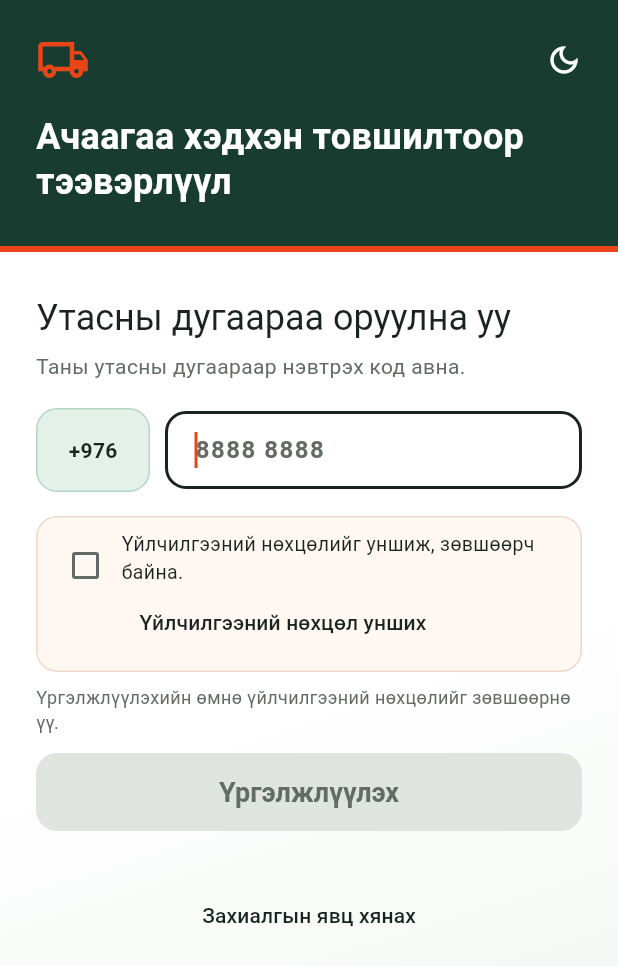
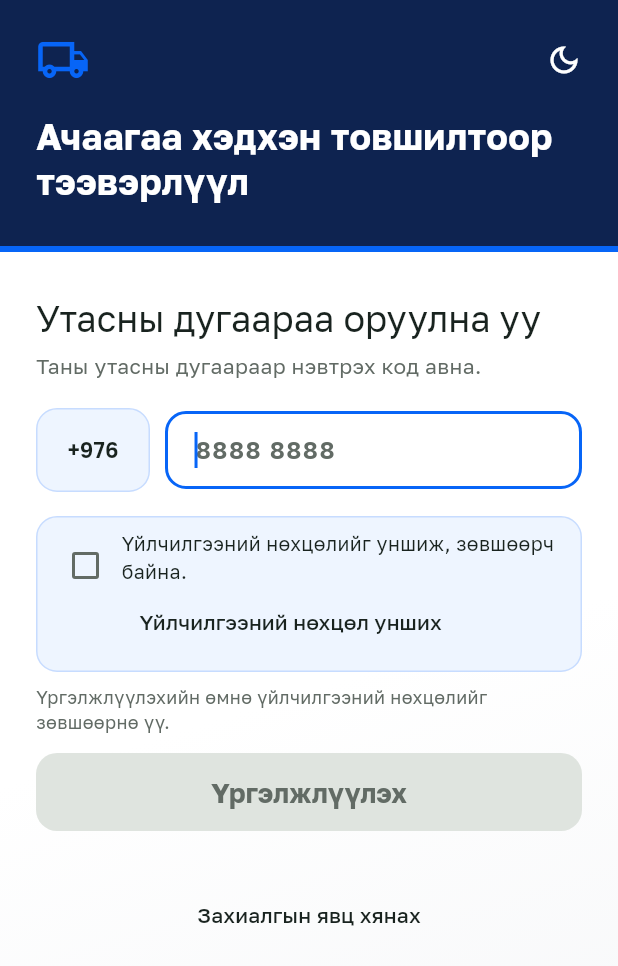
Before and after one commit to AchaaGo/AchaaGo, a Flutter app: the screen it shows after launch, on a phone screen of 412 x 824 dp. Shown: the top 966 px of the screen. Run offline on Flutter 3.47's test engine with Material 3 defaults, Android fonts, the phone set to English and light mode, and no system bars; our stand-ins replace flutter_secure_storage, geolocator, google_maps_flutter; accounts and stored records are empty.

Commit message:
Match mobile booking to the deployed web design and quote flow

```diff
--- a/apps/mobile/lib/l10n/strings.dart
+++ b/apps/mobile/lib/l10n/strings.dart
@@ -38,6 +38,12 @@ class Strings {
   static const searchPrompt = 'Хаашаа ачих вэ?';
   static const routeSearchHelp =
       'Хүргэх хаягаа хайх эсвэл газрын зураг дээр сонгоно уу.';
+  static const pickupSearchHelp =
+      'Авах хаягаа хайх эсвэл газрын зураг дээр сонгоно уу.';
+  static const selectedPickup = 'Сонгосон авах хаяг';
+  static const selectedDestination = 'Сонгосон хүргэх хаяг';
+  static const quoteLoading = 'Хаяг, үнийг шинэчилж байна…';
+  static const clearAddress = 'Хаяг арилгах';
   static const pickupTab = 'Авах газар';
   static const dropoffTab = 'Хүргэх газар';
   static const startingPricePrefix = 'Эхлэх үнэ ';
--- a/apps/mobile/lib/theme/app_theme.dart
+++ b/apps/mobile/lib/theme/app_theme.dart
@@ -1,4 +1,8 @@
 import 'package:flutter/material.dart';
+
+const brandNavy = Color(0xFF0E2350);
+const brandBlue = Color(0xFF0765F7);
+const destinationOrange = Color(0xFFFE6E01);
 
 /// The customer web tokens in apps/web/src/app/globals.css, light and dark.
 /// Screens read them with `context.palette` so they follow the active theme
@@ -6,7 +10,7 @@ import 'package:flutter/material.dart';
 ///
 /// Names match the CSS custom properties: `ink` is the text colour (it turns
 /// light in the dark theme), while `solidInk` and `inkDeep` stay dark in both
-/// themes for panels and icon tiles. `accent` is the orange brand colour and
+/// themes for panels and icon tiles. `accent` is the blue brand colour and
 /// `onBrand` the text on it.
 @immutable
 class AppPalette extends ThemeExtension<AppPalette> {
@@ -56,44 +60,44 @@ class AppPalette extends ThemeExtension<AppPalette> {
 
   static const light = AppPalette(
     ink: Color(0xFF19231F),
-    inkDeep: Color(0xFF183D30),
-    solidInk: Color(0xFF19231F),
-    ground: Color(0xFFF6F8F5),
+    inkDeep: brandNavy,
+    solidInk: brandNavy,
+    ground: Color(0xFFF5F6F8),
     surface: Color(0xFFFFFFFF),
-    accent: Color(0xFFE84616),
-    accentHover: Color(0xFFCC3B10),
-    accentSoft: Color(0xFFFFF7F2),
+    accent: brandBlue,
+    accentHover: Color(0xFF0554D1),
+    accentSoft: Color(0xFFEEF5FF),
     onBrand: Color(0xFFFFFFFF),
     line: Color(0xFFDFE4DF),
     lineStrong: Color(0xFFDFE4DF),
     muted: Color(0xFF626B65),
-    mint: Color(0xFFB1D6C3),
-    mintSoft: Color(0xFFE4F1E8),
+    mint: Color(0xFFC7DCFF),
+    mintSoft: Color(0xFFEEF5FF),
     error: Color(0xFFB42318),
     errorBg: Color(0xFFFFF4F1),
-    entryEnd: Color(0xFFEEF5EF),
-    termsLine: Color(0xFFF1D7C8),
+    entryEnd: Color(0xFFF5F6F8),
+    termsLine: Color(0xFFC7DCFF),
   );
 
   static const dark = AppPalette(
-    ink: Color(0xFFEDF3EF),
-    inkDeep: Color(0xFF183D30),
-    solidInk: Color(0xFF10271F),
-    ground: Color(0xFF101814),
-    surface: Color(0xFF1C2922),
-    accent: Color(0xFFE84616),
-    accentHover: Color(0xFFFF9B78),
-    accentSoft: Color(0xFF35251E),
+    ink: Color(0xFFEDF1F7),
+    inkDeep: brandNavy,
+    solidInk: brandNavy,
+    ground: Color(0xFF111827),
+    surface: Color(0xFF1E2736),
+    accent: brandBlue,
+    accentHover: Color(0xFF0554D1),
+    accentSoft: Color(0xFF162E53),
     onBrand: Color(0xFFFFFFFF),
-    line: Color(0xFF394A40),
-    lineStrong: Color(0xFF607568),
-    muted: Color(0xFFB7C5BD),
-    mint: Color(0xFFB1D6C3),
-    mintSoft: Color(0xFF253F32),
+    line: Color(0xFF3C4656),
+    lineStrong: Color(0xFF64748B),
+    muted: Color(0xFFBAC5D6),
+    mint: Color(0xFFC7DCFF),
+    mintSoft: Color(0xFF162E53),
     error: Color(0xFFFFB4A8),
     errorBg: Color(0xFF3B2220),
-    entryEnd: Color(0xFF14241B),
-    termsLine: Color(0xFF765341),
+    entryEnd: Color(0xFF111827),
+    termsLine: Color(0xFF375784),
   );
 
   @override
@@ -133,12 +137,14 @@ extension AppPaletteContext on BuildContext {
   AppPalette get palette {
     final theme = Theme.of(this);
     return theme.extension<AppPalette>() ??
-        (theme.brightness == Brightness.dark ? AppPalette.dark : AppPalette.light);
+        (theme.brightness == Brightness.dark
+            ? AppPalette.dark
+            : AppPalette.light);
   }
 }
 
-/// Shadow under bottom sheets: `0 -8px 28px #183d3024` on the web.
-const sheetShadowColor = Color(0x24183D30);
+/// The deployed web's navy shadow under customer sheets.
+const sheetShadowColor = Color(0x240E2350);
 
 ThemeData buildAppTheme(Brightness brightness) {
   final p = brightness == Brightness.dark ? AppPalette.dark : AppPalette.light;
@@ -160,12 +166,15 @@ ThemeData buildAppTheme(Brightness brightness) {
   );
   final base = ThemeData(
     useMaterial3: true,
+    fontFamily: 'Golos Text',
     colorScheme: scheme,
     scaffoldBackgroundColor: p.ground,
     extensions: <ThemeExtension<dynamic>>[p],
   );
-  final shape14 = RoundedRectangleBorder(borderRadius: BorderRadius.circular(14));
-  const buttonText = TextStyle(fontWeight: FontWeight.w700, fontSize: 18);
+  final shape14 =
+      RoundedRectangleBorder(borderRadius: BorderRadius.circular(14));
+  const buttonText = TextStyle(
+      fontFamily: 'Golos Text', fontWeight: FontWeight.w700, fontSize: 18);
   return base.copyWith(
     // Body text is the main ink colour, as on the web; secondary text sets
     // `palette.muted` explicitly.
@@ -197,7 +206,7 @@ ThemeData buildAppTheme(Brightness brightness) {
       ),
       focusedBorder: OutlineInputBorder(
         borderRadius: BorderRadius.circular(14),
-        borderSide: BorderSide(color: p.ink, width: 2),
+        borderSide: BorderSide(color: p.accent, width: 2),
       ),
     ),
     elevatedButtonTheme: ElevatedButtonThemeData(
@@ -252,7 +261,8 @@ ThemeData buildAppTheme(Brightness brightness) {
       backgroundColor: p.surface,
       surfaceTintColor: Colors.transparent,
       shape: RoundedRectangleBorder(borderRadius: BorderRadius.circular(20)),
-      titleTextStyle: TextStyle(color: p.ink, fontSize: 20, fontWeight: FontWeight.w700),
+      titleTextStyle:
+          TextStyle(color: p.ink, fontSize: 20, fontWeight: FontWeight.w700),
       contentTextStyle: TextStyle(color: p.muted, fontSize: 15),
     ),
     popupMenuTheme: PopupMenuThemeData(
@@ -270,5 +280,6 @@ ThemeData buildAppTheme(Brightness brightness) {
 final ButtonStyle accentButtonStyle = ElevatedButton.styleFrom(
   minimumSize: const Size.fromHeight(52),
   shape: RoundedRectangleBorder(borderRadius: BorderRadius.circular(14)),
-  textStyle: const TextStyle(fontWeight: FontWeight.w700, fontSize: 18),
+  textStyle: const TextStyle(
+      fontFamily: 'Golos Text', fontWeight: FontWeight.w700, fontSize: 18),
 );
```
Also changed, not shown: apps/mobile/assets/fonts/GolosText-OFL.txt (added, +93 -0 lines), apps/mobile/assets/fonts/Unbounded-OFL.txt (added, +93 -0 lines), apps/mobile/lib/screens/customer/route_planner_screen.dart (+162 -111 lines), apps/mobile/lib/theme/map_style.dart (+5 -5 lines), apps/mobile/lib/widgets/live_map_view.dart (+78 -16 lines), apps/mobile/pubspec.yaml (+8 -0 lines), apps/mobile/assets/fonts/GolosText.ttf (added), apps/mobile/assets/fonts/Unbounded.ttf (added), apps/mobile/pubspec.lock, 3 other files.
